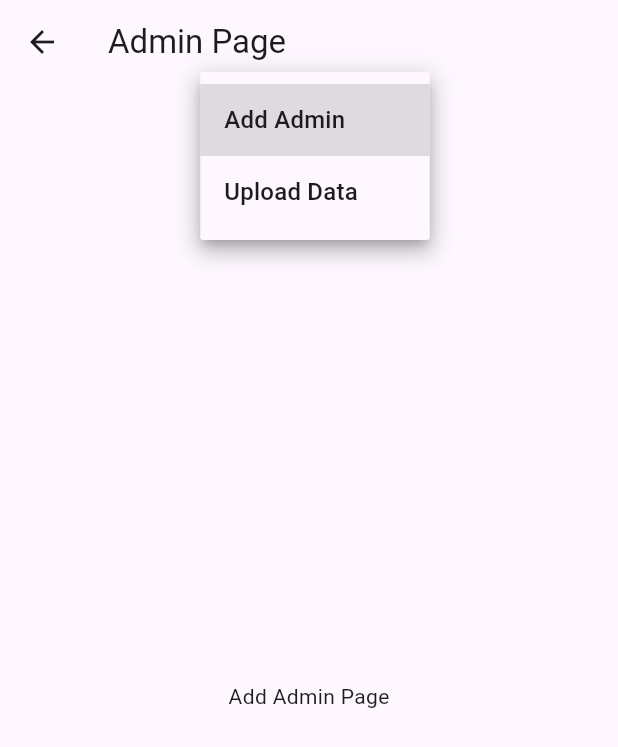
After one commit to Aakash1417/app-Taifa, a Flutter app: the AdminPage screen opened directly, after a tap on "Add Admin", on a phone screen of 412 x 824 dp. The commit adds this screen. Shown: the top 747 px of the screen. Run offline on Flutter 3.47's test engine with Material 3 defaults, Android fonts, the light colour scheme and no system bars; our stand-ins replace cloud_firestore, firebase_auth, firebase_core, flutter_dotenv, geolocator, google_maps_flutter and 1 more; missing offline and left inert: fuzzy, gsheets; accounts and stored records are empty.

Commit message:
Added admin page and app icon

```diff
--- /dev/null
+++ b/app_taifa_flutter/lib/objects/Constants.dart
@@ -0,0 +1 @@
+enum Roles { admin, employee }
--- /dev/null
+++ b/app_taifa_flutter/lib/views/add_admin_page.dart
@@ -0,0 +1,10 @@
+import 'package:flutter/material.dart';
+
+class AddAdminPage extends StatelessWidget {
+  @override
+  Widget build(BuildContext context) {
+    return Center(
+      child: Text('Add Admin Page'),
+    );
+  }
+}
--- /dev/null
+++ b/app_taifa_flutter/lib/views/admin_page.dart
@@ -0,0 +1,52 @@
+import 'package:flutter/material.dart';
+import 'add_admin_page.dart';
+import 'upload_arcflash.dart';
+
+class AdminPage extends StatefulWidget {
+  @override
+  _AdminPageState createState() => _AdminPageState();
+}
+
+class _AdminPageState extends State<AdminPage> {
+  String _selectedTask = 'Add Admin';
+
+  Widget _getTaskPage() {
+    switch (_selectedTask) {
+      case 'Add Admin':
+        return AddAdminPage();
+      case 'Upload Data':
+        return UploadDataPage();
+      default:
+        return AddAdminPage();
+    }
+  }
+
+  @override
+  Widget build(BuildContext context) {
+    return Scaffold(
+      appBar: AppBar(
+        title: Text('Admin Page'),
+      ),
+      body: Column(
+        children: [
+          DropdownButton<String>(
+            value: _selectedTask,
+            onChanged: (String? newValue) {
+              setState(() {
+                _selectedTask = newValue!;
+              });
+            },
+            items: <String>['Add Admin', 'Upload Data']
+                .map<DropdownMenuItem<String>>((String value) {
+              return DropdownMenuItem<String>(
+                value: value,
+                child: Text(value),
+              );
+            }).toList(),
+          ),
+          Expanded(child: _getTaskPage()),
+        ],
+      ),
+    );
+  }
+}
```
Also changed, not shown: app_taifa_flutter/lib/views/home_page.dart (+25 -2 lines), app_taifa_flutter/lib/views/upload_arcflash.dart (added, +10 -0 lines), app_taifa_flutter/pubspec.yaml (+7 -0 lines), app_taifa_flutter/assets/images/admin_icon.png (added), app_taifa_flutter/pubspec.lock, 6 other files.
